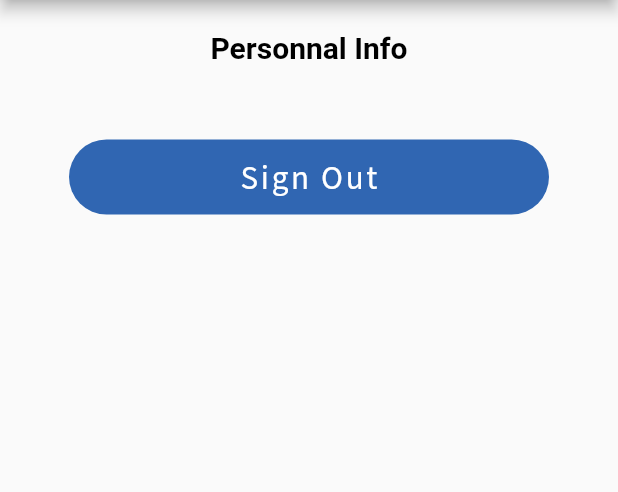
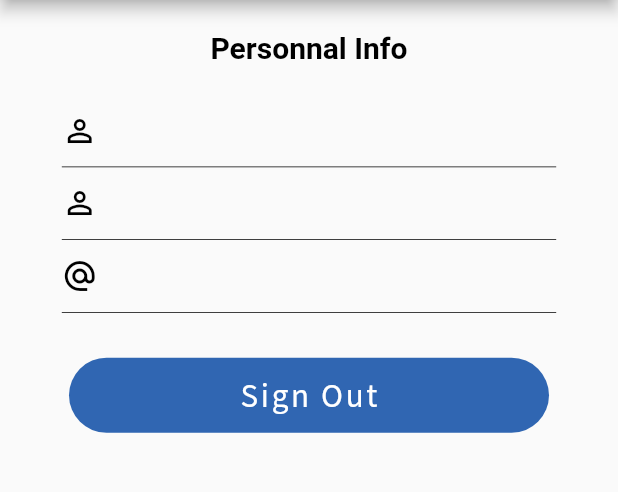
Before and after one commit to Llacoste2000/TeamsTodo-Project, a Flutter app: the UserMenu screen opened by its route, on a phone screen of 412 x 824 dp, the part 84-576 px from its top. Run offline on Flutter 3.47's test engine with Material 2 defaults, Android fonts, the phone set to English and light mode, and no system bars; our stand-ins replace email_validator, flash, flutter_dotenv, flutter_secure_storage, persistent_bottom_nav_bar; accounts and stored records are empty.

Commit message:
feat: front + added personnal infos my account scrren

```diff
--- a/lib/screens/user-menu/user-menu.dart
+++ b/lib/screens/user-menu/user-menu.dart
@@ -49,6 +49,79 @@ class _UserMenuState extends State<UserMenu> {
                     color: Colors.black),
               ),
             ),
+              Container(
+                  width: MediaQuery.of(context).size.width * 0.80,
+                  child: Column(
+                      children: <Widget>[
+                        new Container(
+                          decoration: new BoxDecoration(
+                            border: new Border(
+                              bottom: new BorderSide(
+                                width: 0.5,
+                                color: Colors.black,
+                              ),
+                            ),
+                          ),
+                          child: TextFormField(
+                            style: TextStyle(
+                              color: Colors.black,
+                            ),
+                            decoration: InputDecoration(
+                              icon: new Icon(Icons.person_outline, color: Colors.black),
+                              border: InputBorder.none,
+                              hintText: userProvider.getUser().firstName,
+                              hintStyle: const TextStyle(color: Colors.black, fontSize: 15.0),
+                              contentPadding: const EdgeInsets.only(
+                                  top: 10.0, right: 30.0, bottom: 10.0, left: 5.0),
+                            ),
+                          ),
+                        ),
+                        new Container(
+                          decoration: new BoxDecoration(
+                            border: new Border(
+                              bottom: new BorderSide(
+                                width: 0.5,
+                                color: Colors.black,
+                              ),
+                            ),
+                          ),
+                          child: TextFormField(
+                            style: const TextStyle(
+                              color: Colors.black,
+                            ),
+                            decoration: InputDecoration(
+                              icon: new Icon(Icons.person_outline, color: Colors.black),
+                              border: InputBorder.none,
+                              hintText: userProvider.getUser().lastName,
+                              hintStyle: const TextStyle(color: Colors.black, fontSize: 15.0),
+                              contentPadding: const EdgeInsets.only(
+                                  top: 10.0, right: 30.0, bottom: 10.0, left: 5.0),
+                            ),
+                          ),
+                        ),
+                        new Container(
+                          decoration: new BoxDecoration(
+                            border: new Border(
+                              bottom: new BorderSide(
+                                width: 0.5,
+                                color: Colors.black,
+                              ),
+                            ),
+                          ),
+                          child: TextFormField(
+                            style: const TextStyle(
+                              color: Colors.black,
+                            ),
+                            decoration: InputDecoration(
+                              icon: new Icon(Icons.alternate_email, color: Colors.black),
+                              border: InputBorder.none,
+                              hintText: userProvider.getUser().email,
+                              hintStyle: const TextStyle(color: Colors.black, fontSize: 15.0),
+                              contentPadding: const EdgeInsets.only(
+                                  top: 10.0, right: 30.0, bottom: 10.0, left: 5.0),
+                            ),
+                          ),
+                        ),
                         Padding(
                           padding: const EdgeInsets.fromLTRB(0, 30.0, 0, 10),
                           child: new InkWell(
@@ -81,6 +154,9 @@ class _UserMenuState extends State<UserMenu> {
                                 ),
                               )),
               ),
-            ])));
+            ])
+          )
+        ])
+      ));
   }
 }
--- a/lib/state/user/user_provider.dart
+++ b/lib/state/user/user_provider.dart
@@ -16,6 +16,10 @@ class GlobalProvider extends ChangeNotifier {
     notifyListeners();
   }
 
+  User getUser(){
+    return this._user;
+  }
+
   void deleteUser() {
     this._user = null;
     notifyListeners();
```
Lines whose indentation alone changed are shown as unchanged.
